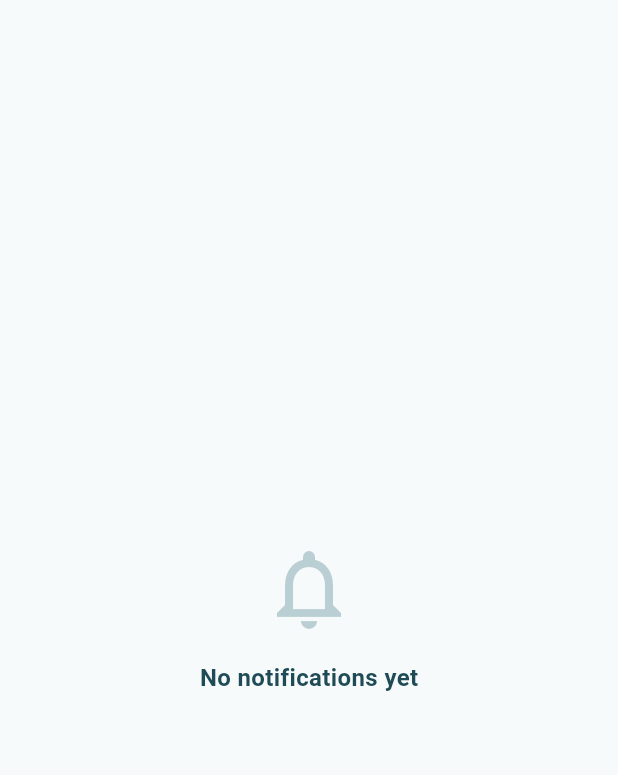
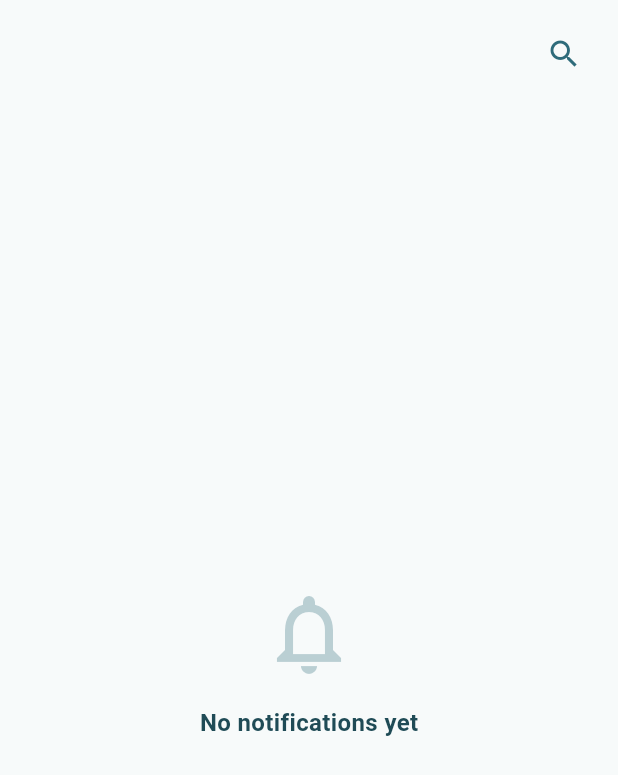
Before and after one commit to MansurMayaki/MSA_Chat, a Flutter app: the AnnouncementsTab widget shown alone on an empty page, opened directly, on a phone screen of 412 x 824 dp. Shown: the top 775 px of the screen. Run offline on Flutter 3.47's test engine with Material 3 defaults, Android fonts, the phone set to English and light mode, and no system bars; our stand-ins replace cloud_firestore, firebase_auth, firebase_core, image_picker, shared_preferences; accounts and stored records are empty; Roboto replaces fonts that are missing (Arial).

Commit message:
Refactor AnnouncementsTab and add search feature
Refactored AnnouncementsTab to be a StatefulWidget and added search functionality for notifications. Updated appBar to use buildAppBar method and optimized Firestore stream usage.

```diff
--- a/lib/broadcasts_screen.dart
+++ b/lib/broadcasts_screen.dart
@@ -1,6 +1,6 @@
 import 'package:flutter/material.dart';
 import 'package:cloud_firestore/cloud_firestore.dart';
-import 'main.dart' show AppColors;
+import 'main.dart' show AppColors, AppRadius, appCardShadow, buildAppBar, slideRoute;
 
 String _formatTimestamp(Timestamp? ts) {
   if (ts == null) return '';
@@ -25,11 +25,7 @@ class BroadcastsScreen extends StatelessWidget {
   Widget build(BuildContext context) {
     return Scaffold(
       backgroundColor: AppColors.background,
-      appBar: AppBar(
-        backgroundColor: AppColors.primary,
-        foregroundColor: Colors.white,
-        title: Text('Notifications'),
-      ),
+      appBar: buildAppBar(title: 'Notifications'),
       body: AnnouncementsTab(),
     );
   }
@@ -39,16 +35,90 @@ class BroadcastsScreen extends StatelessWidget {
 /// what actually renders inside the Announcements bottom-nav tab in
 /// MainScreen. [BroadcastsScreen] above just wraps this for the older
 /// entry point (the notification bell inside a group screen).
-class AnnouncementsTab extends StatelessWidget {
+class AnnouncementsTab extends StatefulWidget {
   const AnnouncementsTab({super.key});
 
   @override
+  State<AnnouncementsTab> createState() => _AnnouncementsTabState();
+}
+
+class _AnnouncementsTabState extends State<AnnouncementsTab> {
+  // Built once instead of inline in build() — an inline stream here would
+  // be recreated (and its Firestore listener torn down and reopened) on
+  // every rebuild, including every dark-mode toggle.
+  late final Stream<QuerySnapshot> _broadcastsStream = FirebaseFirestore
+      .instance
+      .collection('broadcasts')
+      .orderBy('sentAt', descending: true)
+      .snapshots();
+
+  bool _isSearching = false;
+  String _searchQuery = '';
+  final _searchController = TextEditingController();
+
+  @override
+  void dispose() {
+    _searchController.dispose();
+    super.dispose();
+  }
+
+  @override
   Widget build(BuildContext context) {
+    return Column(
+      children: [
+        Padding(
+          padding: EdgeInsets.fromLTRB(12, 12, 12, 0),
+          child: Row(
+            children: [
+              Expanded(
+                child: _isSearching
+                    ? TextField(
+                        controller: _searchController,
+                        autofocus: true,
+                        style: TextStyle(color: AppColors.primaryDark),
+                        decoration: InputDecoration(
+                          hintText: 'Search notifications...',
+                          isDense: true,
+                          filled: true,
+                          fillColor: AppColors.fieldFill,
+                          contentPadding:
+                              EdgeInsets.symmetric(horizontal: 12, vertical: 10),
+                          border: OutlineInputBorder(
+                            borderRadius: BorderRadius.circular(20),
+                            borderSide: BorderSide(color: AppColors.fieldBorder),
+                          ),
+                        ),
+                        onChanged: (v) =>
+                            setState(() => _searchQuery = v.trim().toLowerCase()),
+                      )
+                    : SizedBox.shrink(),
+              ),
+              IconButton(
+                icon: Icon(
+                  _isSearching ? Icons.close : Icons.search,
+                  color: AppColors.primary,
+                ),
+                onPressed: () {
+                  setState(() {
+                    _isSearching = !_isSearching;
+                    if (!_isSearching) {
+                      _searchQuery = '';
+                      _searchController.clear();
+                    }
+                  });
+                },
+              ),
+            ],
+          ),
+        ),
+        Expanded(child: _buildList()),
+      ],
+    );
+  }
+
+  Widget _buildList() {
     return StreamBuilder<QuerySnapshot>(
-        stream: FirebaseFirestore.instance
-            .collection('broadcasts')
-            .orderBy('sentAt', descending: true)
-            .snapshots(),
+        stream: _broadcastsStream,
         builder: (context, snapshot) {
           if (snapshot.connectionState == ConnectionState.waiting) {
             return Center(
@@ -101,6 +171,12 @@ class AnnouncementsTab extends StatelessWidget {
             final data = doc.data() as Map<String, dynamic>;
             final senderId = (data['senderId'] as String?) ?? 'unknown';
             final senderName = (data['senderName'] as String?) ?? 'Staff';
+            if (_searchQuery.isNotEmpty) {
+              final message = ((data['message'] as String?) ?? '').toLowerCase();
+              final matchesSender = senderName.toLowerCase().contains(_searchQuery);
+              final matchesMessage = message.contains(_searchQuery);
+              if (!matchesSender && !matchesMessage) continue;
+            }
             if (!countBySender.containsKey(senderId)) {
               senderOrder.add(senderId);
               nameBySender[senderId] = senderName;
@@ -109,20 +185,27 @@ class AnnouncementsTab extends StatelessWidget {
             countBySender[senderId] = (countBySender[senderId] ?? 0) + 1;
           }
 
-          return ListView.separated(
-            padding: EdgeInsets.symmetric(vertical: 8),
+          if (senderOrder.isEmpty) {
+            return Center(
+              child: Text(
+                'No notifications match "$_searchQuery"',
+                style: TextStyle(color: Colors.grey),
+              ),
+            );
+          }
+
+          return ListView.builder(
+            padding: EdgeInsets.fromLTRB(12, 12, 12, 12),
             itemCount: senderOrder.length,
-            separatorBuilder: (context, index) =>
-                Divider(color: AppColors.fieldBorder, height: 1, indent: 76),
             itemBuilder: (context, index) {
               final senderId = senderOrder[index];
               final senderName = nameBySender[senderId] ?? 'Staff';
               final count = countBySender[senderId] ?? 0;
               final latest = latestBySender[senderId];
 
-              return ListTile(
+              final tile = ListTile(
                 contentPadding:
-                    EdgeInsets.symmetric(horizontal: 16, vertical: 6),
+                    EdgeInsets.symmetric(horizontal: 14, vertical: 6),
                 leading: CircleAvatar(
                   radius: 26,
                   backgroundColor: AppColors.accent.withValues(alpha: 0.18),
@@ -145,14 +228,38 @@ class AnnouncementsTab extends StatelessWidget {
                 onTap: () {
                   Navigator.push(
                     context,
-                    MaterialPageRoute(
-                      builder: (context) => SenderMessagesScreen(
-                        senderId: senderId,
-                        senderName: senderName,
-                      ),
-                    ),
+                    slideRoute(SenderMessagesScreen(
+                      senderId: senderId,
+                      senderName: senderName,
+                    )),
                   );
                 },
+              );
+
+              return TweenAnimationBuilder<double>(
+                tween: Tween(begin: 0.0, end: 1.0),
+                duration: Duration(milliseconds: 320 + (index * 30).clamp(0, 300)),
+                curve: Curves.easeOutCubic,
+                builder: (context, value, child) => Opacity(
+                  opacity: value,
+                  child: Transform.translate(
+                    offset: Offset(0, (1 - value) * 12),
+                    child: child,
+                  ),
+                ),
+                child: Container(
+                  margin: EdgeInsets.only(bottom: 8),
+                  decoration: BoxDecoration(
+                    color: AppColors.surface,
+                    borderRadius: BorderRadius.circular(AppRadius.md),
+                    boxShadow: appCardShadow(),
+                  ),
+                  clipBehavior: Clip.antiAlias,
+                  child: Material(
+                    color: Colors.transparent,
+                    child: tile,
+                  ),
+                ),
               );
             },
           );
@@ -163,7 +270,7 @@ class AnnouncementsTab extends StatelessWidget {
 
 /// Second screen: all the notifications sent by one particular sender,
 /// opened after tapping their name in the list above.
-class SenderMessagesScreen extends StatelessWidget {
+class SenderMessagesScreen extends StatefulWidget {
   final String senderId;
   final String senderName;
 
@@ -174,21 +281,28 @@ class SenderMessagesScreen extends StatelessWidget {
   });
 
   @override
+  State<SenderMessagesScreen> createState() => _SenderMessagesScreenState();
+}
+
+class _SenderMessagesScreenState extends State<SenderMessagesScreen> {
+  // Built once instead of inline in build() — the query itself doesn't
+  // depend on senderId (filtering by sender happens client-side below),
+  // so it never needs to change for the life of this screen.
+  late final Stream<QuerySnapshot> _broadcastsStream = FirebaseFirestore
+      .instance
+      .collection('broadcasts')
+      .orderBy('sentAt', descending: true)
+      .snapshots();
+
+  @override
   Widget build(BuildContext context) {
     return Scaffold(
       backgroundColor: AppColors.background,
-      appBar: AppBar(
-        backgroundColor: AppColors.primary,
-        foregroundColor: Colors.white,
-        title: Text(senderName),
-      ),
+      appBar: buildAppBar(title: widget.senderName),
       body: StreamBuilder<QuerySnapshot>(
         // Ordered by sentAt only (single field) — filtering by sender
         // happens below, in Dart, so this never needs a composite index.
-        stream: FirebaseFirestore.instance
-            .collection('broadcasts')
-            .orderBy('sentAt', descending: true)
-            .snapshots(),
+        stream: _broadcastsStream,
         builder: (context, snapshot) {
           if (snapshot.connectionState == ConnectionState.waiting) {
             return Center(
@@ -208,7 +322,7 @@ class SenderMessagesScreen extends StatelessWidget {
 
           final docs = (snapshot.data?.docs ?? []).where((doc) {
             final data = doc.data() as Map<String, dynamic>;
-            return data['senderId'] == senderId;
+            return data['senderId'] == widget.senderId;
           }).toList();
 
           if (docs.isEmpty) {
@@ -233,9 +347,9 @@ class SenderMessagesScreen extends StatelessWidget {
                 width: double.infinity,
                 padding: EdgeInsets.all(14),
                 decoration: BoxDecoration(
-                  color: AppColors.fieldFill,
-                  borderRadius: BorderRadius.circular(12),
-                  border: Border.all(color: AppColors.fieldBorder),
+                  color: AppColors.surface,
+                  borderRadius: BorderRadius.circular(AppRadius.md),
+                  boxShadow: appCardShadow(),
                 ),
                 child: Column(
                   crossAxisAlignment: CrossAxisAlignment.start,
```
